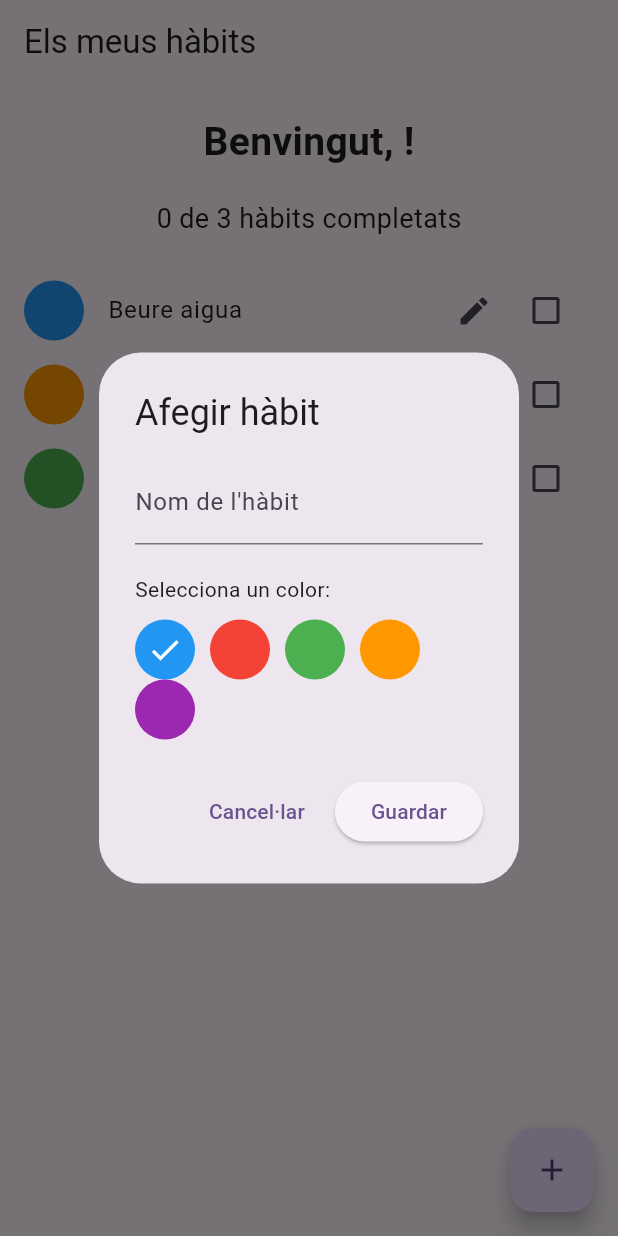
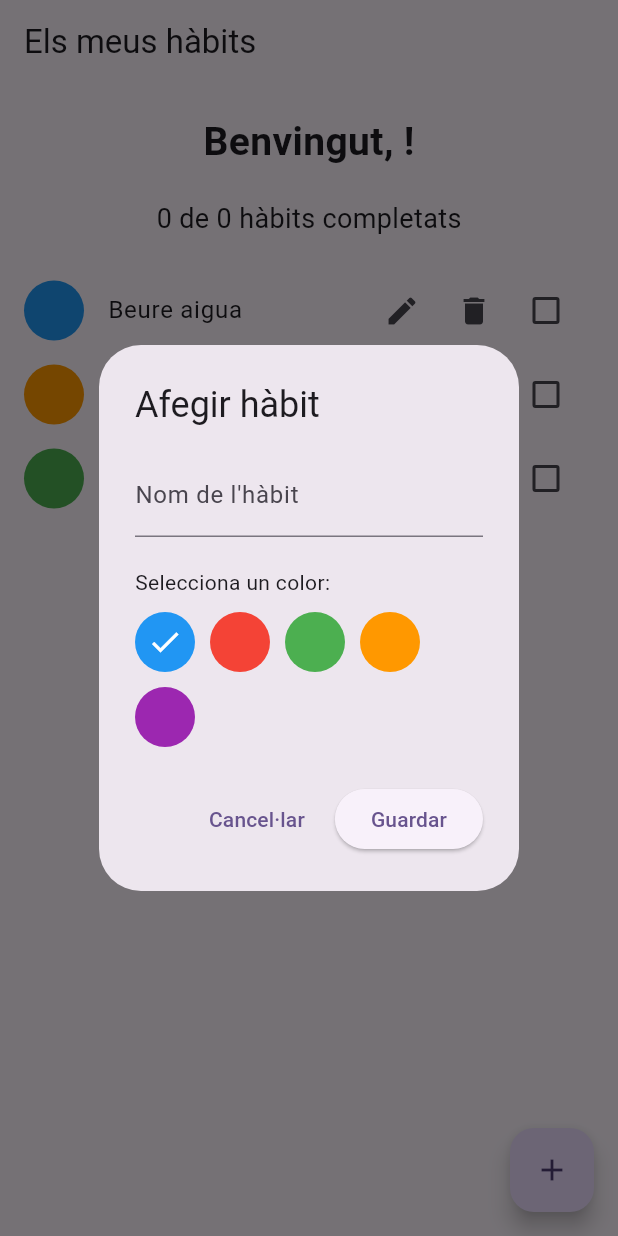
Before and after one commit to joseporiolse/HabitosApp, a Flutter app: the HomeScreen screen opened directly, after a tap on the "add" icon, on a phone screen of 412 x 824 dp. Run offline on Flutter 3.47's test engine with Material 3 defaults, Android fonts, the phone set to English and light mode, and no system bars; our stand-ins replace shared_preferences; accounts and stored records are empty.

Commit message:
afegir eliminar e intentant resoldre problema de que no fique numero de objectius que jo eligeixo

```diff
--- a/lib/screens/home_screen.dart
+++ b/lib/screens/home_screen.dart
@@ -12,11 +12,12 @@ class HomeScreen extends StatefulWidget {
 
 class _HomeScreenState extends State<HomeScreen> {
   final PreferenciesService preferencies = PreferenciesService();
-  // Servei per recuperar i guardar les dades
 
   String nom = '';
-  // Nom de l'usuari
+  int objectiu = 0; //Objectiu establert per l'usuari
+  bool carregant = true;
 
+  // Hàbits inicials de l'aplicació
   List<Habit> habits = [
     Habit(
       id: 1,
@@ -41,39 +42,56 @@ class _HomeScreenState extends State<HomeScreen> {
   @override
   void initState() {
     super.initState();
-
-    carregarNom();
-    carregarHabits();
-    // Carreguem el nom i els hàbits guardats
+    carregarDades();
   }
 
-  Future<void> carregarHabits() async {
-    // Recuperem els hàbits guardats a les preferències
+  Future<void> carregarDades() async {
+    // Carreguem el nom i els hàbits guardats
 
-    final habitsGuardats = await preferencies.obtenirHabits();
+    try {
+      final nomGuardat = await preferencies.obtenirNom(); //Recuperem nom guardat
 
-    if (!mounted) return;
+      final objectiuGuardat = await preferencies.obtenirObjectiu();
 
-    if (habitsGuardats.isNotEmpty) {
+      final existeixen =
+      await preferencies.existeixenHabitsGuardats();
+
+      if (existeixen) {
+        // Recuperem els hàbits, encara que la llista sigui buida
+        final habitsGuardats = await preferencies.obtenirHabits();
+
+        if (!mounted) return;
+
+        setState(() {
+          nom = nomGuardat ?? '';
+          objectiu = objectiuGuardat ?? 0;
+          habits = habitsGuardats;
+          carregant = false;
+        });
+      } else {
+        // Guardem els hàbits inicials només la primera vegada
+        await preferencies.guardarHabits(habits);
+
+        if (!mounted) return;
+
+        setState(() {
+          nom = nomGuardat ?? '';
+          carregant = false;
+        });
+      }
+    } catch (error) {
+      if (!mounted) return;
+
       setState(() {
-        habits = habitsGuardats;
+        carregant = false;
       });
-    } else {
-      await preferencies.guardarHabits(habits);
-      // Guardem els hàbits inicials si encara no hi ha dades
+
+      ScaffoldMessenger.of(context).showSnackBar(
+        const SnackBar(
+          content: Text('Error en carregar les dades'),
+        ),
+      );
     }
-  }
-
-  Future<void> carregarNom() async {
-    // Recuperem el nom guardat de l'usuari
-
-    final nomGuardat = await preferencies.obtenirNom();
-
-    if (!mounted) return;
-
-    setState(() {
-      nom = nomGuardat ?? '';
-    });
   }
 
   String obtenirDataAvui() {
@@ -116,8 +134,8 @@ class _HomeScreenState extends State<HomeScreen> {
       }
     });
 
+    // Guardem els canvis
     await preferencies.guardarHabits(habits);
-    // Guardem els canvis a les preferències
   }
 
   int obtenirSeguentId() {
@@ -139,7 +157,7 @@ class _HomeScreenState extends State<HomeScreen> {
   }
 
   Future<void> mostrarFormulariHabit({Habit? habitEditar}) async {
-    // Mostrem el formulari per crear o editar un hàbit
+    // Formulari per crear o editar un hàbit
 
     final controladorNom = TextEditingController(
       text: habitEditar?.nom ?? '',
@@ -162,7 +180,9 @@ class _HomeScreenState extends State<HomeScreen> {
       builder: (context) {
         return AlertDialog(
           title: Text(
-            habitEditar == null ? 'Afegir hàbit' : 'Editar hàbit',
+            habitEditar == null
+                ? 'Afegir hàbit'
+                : 'Editar hàbit',
           ),
 
           content: StatefulBuilder(
@@ -187,8 +207,11 @@ class _HomeScreenState extends State<HomeScreen> {
 
                   Wrap(
                     spacing: 10,
+                    runSpacing: 10,
                     children: colorsDisponibles.map((color) {
-                      final seleccionat = colorSeleccionat == color;
+                      final seleccionat =
+                          colorSeleccionat.toARGB32() ==
+                              color.toARGB32();
 
                       return InkWell(
                         onTap: () {
@@ -227,7 +250,6 @@ class _HomeScreenState extends State<HomeScreen> {
                 // Recuperem el nom introduït
                 final nomHabit = controladorNom.text.trim();
 
-                // Comprovem que el nom no estigui buit
                 if (nomHabit.isEmpty) {
                   return;
                 }
@@ -235,7 +257,7 @@ class _HomeScreenState extends State<HomeScreen> {
                 if (!mounted) return;
 
                 if (habitEditar == null) {
-                  // Creem un nou hàbit amb un identificador únic
+                  // Creem un nou hàbit
 
                   final nouHabit = Habit(
                     id: obtenirSeguentId(),
@@ -248,16 +270,17 @@ class _HomeScreenState extends State<HomeScreen> {
                     habits.add(nouHabit);
                   });
                 } else {
-                  // Editem el nom i el color de l'hàbit existent
-                  // Conservem l'identificador i les dates completades
+                  // Editem l'hàbit existent
+                  // Conservem l'identificador i les dates
 
                   setState(() {
                     habitEditar.nom = nomHabit;
-                    habitEditar.color = colorSeleccionat.toARGB32();
+                    habitEditar.color =
+                        colorSeleccionat.toARGB32();
                   });
                 }
 
-                // Guardem la llista actualitzada
+                // Guardem els hàbits actualitzats
                 await preferencies.guardarHabits(habits);
 
                 // Tanquem el formulari
@@ -275,9 +298,53 @@ class _HomeScreenState extends State<HomeScreen> {
     controladorNom.dispose();
   }
 
+  Future<void> eliminarHabit(Habit habit) async {
+    // Demanem confirmació abans d'eliminar un hàbit
+
+    final confirmar = await showDialog<bool>(
+      context: context,
+      builder: (context) {
+        return AlertDialog(
+          title: const Text('Eliminar hàbit'),
+
+          content: Text(
+            'Estàs segur que vols eliminar "${habit.nom}"?',
+          ),
+
+          actions: [
+            TextButton(
+              onPressed: () {
+                Navigator.pop(context, false);
+              },
+              child: const Text('Cancel·lar'),
+            ),
+
+            ElevatedButton(
+              onPressed: () {
+                Navigator.pop(context, true);
+              },
+              child: const Text('Eliminar'),
+            ),
+          ],
+        );
+      },
+    );
+
+    // Si l'usuari cancel·la, no eliminem res
+    if (confirmar != true || !mounted) return;
+
+    // Eliminem l'hàbit de la llista
+    setState(() {
+      habits.removeWhere((element) => element.id == habit.id);
+    });
+
+    // Guardem la llista actualitzada
+    await preferencies.guardarHabits(habits);
+  }
+
   @override
   Widget build(BuildContext context) {
-    // Construïm la pantalla principal de l'aplicació
+    // Construïm la pantalla principal
 
     final habitsCompletats = calcularHabitsCompletats();
 
@@ -286,7 +353,9 @@ class _HomeScreenState extends State<HomeScreen> {
         title: const Text('Els meus hàbits'),
       ),
 
-      floatingActionButton: FloatingActionButton(
+      floatingActionButton: carregant
+          ? null
+          : FloatingActionButton(
         onPressed: () {
           mostrarFormulariHabit();
         },
@@ -294,7 +363,11 @@ class _HomeScreenState extends State<HomeScreen> {
         child: const Icon(Icons.add),
       ),
 
-      body: Column(
+      body: carregant
+          ? const Center(
+        child: CircularProgressIndicator(),
+      )
+          : Column(
         children: [
           const SizedBox(height: 20),
 
@@ -309,23 +382,17 @@ class _HomeScreenState extends State<HomeScreen> {
           const SizedBox(height: 20),
 
           Text(
-            '$habitsCompletats de ${habits.length} hàbits completats',
+            '$habitsCompletats de $objectiu hàbits completats',
             style: const TextStyle(fontSize: 18),
           ),
 
           const SizedBox(height: 20),
 
           Expanded(
-            // Permet que la llista ocupi l'espai disponible
-
             child: ListView.builder(
-              // Creem una llista dinàmica amb els hàbits
-
               itemCount: habits.length,
 
               itemBuilder: (context, index) {
-                // Construïm cada element de la llista
-
                 final habit = habits[index];
 
                 return ListTile(
@@ -338,14 +405,27 @@ class _HomeScreenState extends State<HomeScreen> {
                   trailing: Row(
                     mainAxisSize: MainAxisSize.min,
                     children: [
+                      // Botó per editar l'hàbit
                       IconButton(
                         icon: const Icon(Icons.edit),
                         tooltip: 'Editar hàbit',
                         onPressed: () {
-                          mostrarFormulariHabit(habitEditar: habit);
+                          mostrarFormulariHabit(
+                            habitEditar: habit,
+                          );
                         },
                       ),
 
+                      // Botó per eliminar l'hàbit
+                      IconButton(
+                        icon: const Icon(Icons.delete),
+                        tooltip: 'Eliminar hàbit',
+                        onPressed: () {
+                          eliminarHabit(habit);
+                        },
+                      ),
+
+                      // Casella per marcar l'hàbit
                       Checkbox(
                         value: estaCompletatAvui(habit),
                         onChanged: (valor) {
--- a/lib/services/preferencies_service.dart
+++ b/lib/services/preferencies_service.dart
@@ -75,6 +75,16 @@ class PreferenciesService {
     // Guardem els hàbits a les preferències
   }
 
+  Future<bool> existeixenHabitsGuardats() async {
+    // Comprovem si ja existeix una llista d'hàbits guardada
+
+    final prefs = await SharedPreferences.getInstance();
+    // Obtenim les preferències de l'aplicació
+
+    return prefs.containsKey(clauHabits);
+    // Retornem si existeix la clau dels hàbits
+  }
+
   Future<List<Habit>> obtenirHabits() async {
     // Funció que recupera la llista d'hàbits guardats
 
@@ -85,8 +95,8 @@ class PreferenciesService {
     // Recuperem el text JSON guardat
 
     if (textJson == null) {
+      // Si no hi ha hàbits guardats, retornem una llista buida
       return [];
-      // Si no hi ha hàbits guardats, retornem una llista buida
     }
 
     final llistaJson = jsonDecode(textJson) as List<dynamic>;
```
